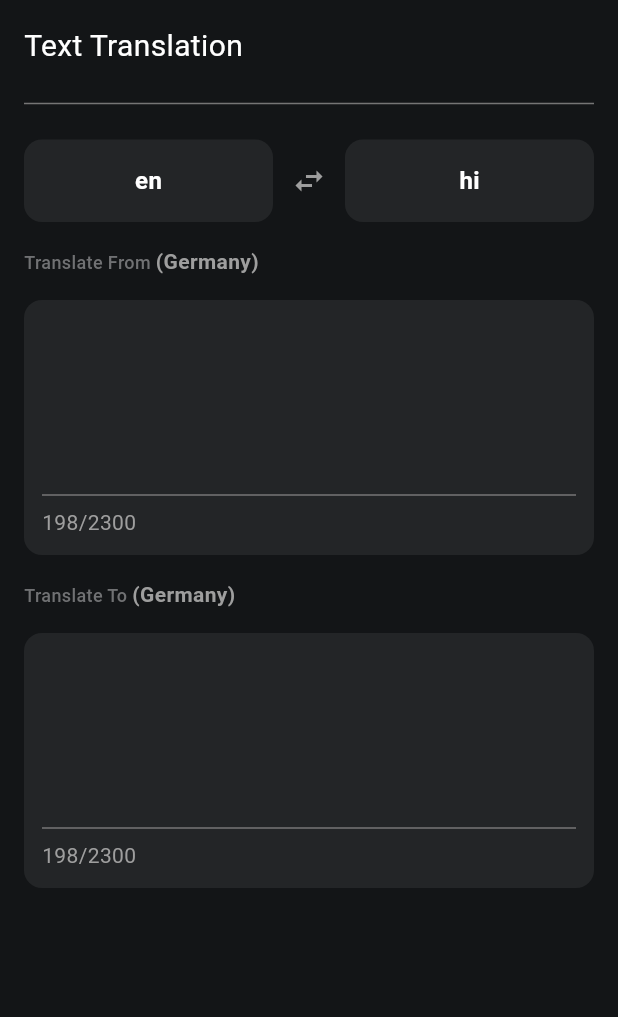
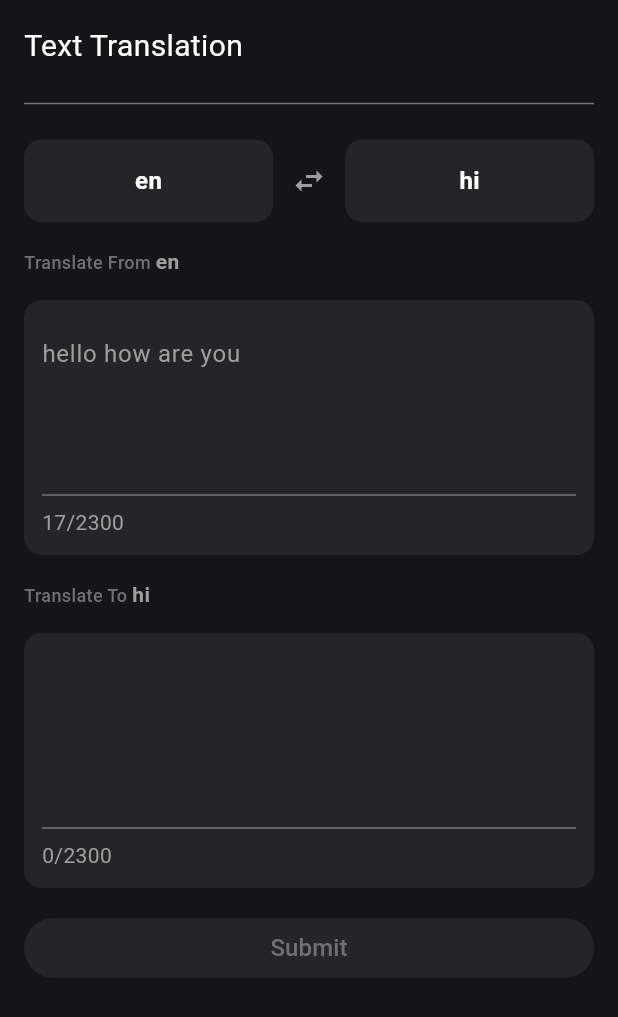
Before and after one commit to anupam92402/TGH-Technologies-Task, a Flutter app: the screen it shows after launch, on a phone screen of 412 x 824 dp. Shown: the top 1017 px of the screen. Run offline on Flutter 3.47's test engine with Material 2 defaults, Android fonts, the phone set to English and light mode, and no system bars; network calls fail.

Commit message:
implemented translate functionality and project is done

```diff
--- a/lib/provider/language_provider.dart
+++ b/lib/provider/language_provider.dart
@@ -1,3 +1,5 @@
+import 'dart:developer';
+
 import 'package:flutter/cupertino.dart';
 import 'package:tgh_technologies_task/repository/language_repository.dart';
 
@@ -9,6 +11,10 @@ class LanguageProvider extends ChangeNotifier {
   String _from = 'en';
 
   String _to = 'hi';
+
+  String _text = 'hello how are you';
+
+  String _translatedText = '';
 
   String get from => _from;
 
@@ -23,6 +29,12 @@ class LanguageProvider extends ChangeNotifier {
     _to = value;
     notifyListeners();
   }
+  String get translatedText => _translatedText;
+
+  set translatedText(value){
+    _translatedText = value;
+    notifyListeners();
+  }
 
   void getLanguagesList() async{
     list=[];
@@ -30,4 +42,18 @@ class LanguageProvider extends ChangeNotifier {
 
     notifyListeners();
   }
+
+  String get text => _text;
+
+  set text(value){
+    _text = value;
+    notifyListeners();
+  }
+
+  void translateText()async{
+
+    translatedText = await LanguageRepo().translateText(text: _text, sourceLang: from, targetLang: to);
+    log('text is $_translatedText}');
+  }
+
 }
--- a/lib/util/api.dart
+++ b/lib/util/api.dart
@@ -2,4 +2,6 @@ class Api{
   static const String baseUrl = 'https://google-translate1.p.rapidapi.com/language/translate/v2';
   static const String languageEndPoint = '/languages';
   static const String apiKey = "0be596b711msheafc35889d7806cp181bb6jsn5bcae8698a17"; // Replace with your RapidAPI key
+  static const String  translateEndPoint = 'https://translation.googleapis.com/language/translate/v2';
+
 }
--- a/lib/views/home_screen.dart
+++ b/lib/views/home_screen.dart
@@ -12,38 +12,57 @@ class HomeScreen extends StatefulWidget {
 }
 
 class _HomeScreenState extends State<HomeScreen> {
+  TextEditingController? _textController;
+  TextEditingController? _textReceivedController;
+
   @override
   void initState() {
     super.initState();
     var provider = context.read<LanguageProvider>();
     provider.getLanguagesList();
+    _textController = TextEditingController(text: provider.text);
+    _textReceivedController =
+        TextEditingController(text: provider.translatedText);
+  }
+
+  @override
+  void dispose() {
+    _textController?.dispose();
+    _textReceivedController?.dispose();
+
+    super.dispose();
   }
 
   @override
   Widget build(BuildContext context) {
+    var provider = Provider.of<LanguageProvider>(context);
+
     return SafeArea(
       child: Scaffold(
         backgroundColor: AllColors.darkGrey,
         body: ListView(
-          padding: EdgeInsets.all(16),
+          padding: const EdgeInsets.all(16),
           children: [
-            Text(
+            const Text(
               'Text Translation',
               style: TextStyle(fontSize: 20, color: AllColors.white),
             ),
-            SizedBox(
+            const SizedBox(
               height: 16,
             ),
             Divider(
               color: AllColors.dividerColor,
             ),
-            SizedBox(
+            const SizedBox(
               height: 16,
             ),
-            Row(
+            const Row(
               mainAxisAlignment: MainAxisAlignment.spaceBetween,
               children: [
-                Expanded(child: LanguageSelectionContainer(source: 'from',)),
+                Expanded(
+                    child: LanguageSelectionContainer(
+                  source: 'from',
+                )),
                 SizedBox(
                   width: 12,
                 ),
@@ -57,13 +76,13 @@ class _HomeScreenState extends State<HomeScreen> {
                 Expanded(child: LanguageSelectionContainer(source: 'to')),
               ],
             ),
-            SizedBox(
+            const SizedBox(
               height: 16,
             ),
             Text.rich(
               TextSpan(
                 children: [
-                  TextSpan(
+                  const TextSpan(
                     text: 'Translate From ',
                     style: TextStyle(
                         fontWeight: FontWeight.w500,
@@ -71,8 +90,8 @@ class _HomeScreenState extends State<HomeScreen> {
                         fontSize: 12),
                   ),
                   TextSpan(
-                    text: '(Germany)',
-                    style: TextStyle(
+                    text: provider.from,
+                    style: const TextStyle(
                         fontWeight: FontWeight.bold,
                         color: AllColors.lightGrey,
                         fontSize: 14),
@@ -80,12 +99,12 @@ class _HomeScreenState extends State<HomeScreen> {
                 ],
               ),
             ),
-            SizedBox(
+            const SizedBox(
               height: 16,
             ),
             Container(
               height: 170, // Fixed height
-              decoration: BoxDecoration(
+              decoration: const BoxDecoration(
                 color: AllColors.grey,
                 borderRadius: BorderRadius.all(Radius.circular(12)),
               ),
@@ -96,15 +115,93 @@ class _HomeScreenState extends State<HomeScreen> {
                   crossAxisAlignment: CrossAxisAlignment.start,
                   children: [
                     Container(
-                      constraints: BoxConstraints(maxHeight: 100),
+                      constraints: const BoxConstraints(maxHeight: 100),
                       child: SingleChildScrollView(
                         child: TextField(
-                          // controller: _textEditingController,
-                          maxLines: null, // Makes the text field scrollable
+                          controller: _textController,
+                          maxLines: null,
+                          // Makes the text field scrollable
                           keyboardType: TextInputType.multiline,
-                          style: TextStyle(color: Colors.grey),
+                          style: const TextStyle(color: Colors.grey),
+                          decoration: const InputDecoration(
+                            border: InputBorder.none,
+                          ),
+                          onChanged: (value) {
+                            provider.text = value;
+                          },
+                        ),
+                      ),
+                    ),
+                    Column(
+                      crossAxisAlignment: CrossAxisAlignment.start,
+                      children: [
+                        Divider(
+                          color: AllColors.dividerColor,
+                        ),
+                        Text(
+                          // '${_textEditingController.text.length}/${2300}', // Display character count
+                          '${provider.text.length}/${2300}',
+                          // Display character count
+                          style: const TextStyle(
+                            color: Colors.grey,
+                          ),
+                        ),
+                      ],
+                    ),
+                  ],
+                ),
+              ),
+            ),
+            const SizedBox(
+              height: 16,
+            ),
+            Text.rich(
+              TextSpan(
+                children: [
+                  const TextSpan(
+                    text: 'Translate To ',
+                    style: TextStyle(
+                        fontWeight: FontWeight.w500,
+                        color: AllColors.textColor,
+                        fontSize: 12),
+                  ),
+                  TextSpan(
+                    text: provider.to,
+                    style: const TextStyle(
+                        fontWeight: FontWeight.bold,
+                        color: AllColors.lightGrey,
+                        fontSize: 14),
+                  ),
+                ],
+              ),
+            ),
+            const SizedBox(
+              height: 16,
+            ),
+            Container(
+              height: 170, // Fixed height
+              decoration: const BoxDecoration(
+                color: AllColors.grey,
+                borderRadius: BorderRadius.all(Radius.circular(12)),
+              ),
+              child: Padding(
+                padding: const EdgeInsets.all(12.0),
+                child: Column(
+                  mainAxisAlignment: MainAxisAlignment.spaceBetween,
+                  crossAxisAlignment: CrossAxisAlignment.start,
+                  children: [
+                    Container(
+                      constraints: const BoxConstraints(maxHeight: 100),
+                      child: SingleChildScrollView(
+                        child: TextField(
+                          controller: _textReceivedController,
+                          maxLines: null,
+                          // Makes the text field scrollable
+                          keyboardType: TextInputType.multiline,
+                          style: const TextStyle(color: Colors.grey),
                           decoration: InputDecoration(
                             border: InputBorder.none,
+                            hintText: provider.translatedText,
                           ),
                         ),
                       ),
@@ -116,9 +213,10 @@ class _HomeScreenState extends State<HomeScreen> {
                           color: AllColors.dividerColor,
                         ),
                         Text(
-                          // '${_textEditingController.text.length}/${2300}', // Display character count
-                          '198/${2300}', // Display character count
-                          style: TextStyle(
+                          // Display character count
+                          '${provider.translatedText.length}/${2300}',
+                          // Display character count
+                          style: const TextStyle(
                             color: Colors.grey,
                           ),
                         ),
@@ -128,77 +226,21 @@ class _HomeScreenState extends State<HomeScreen> {
                 ),
               ),
             ),
-            SizedBox(
+            const SizedBox(
               height: 16,
             ),
-            Text.rich(
-              TextSpan(
-                children: [
-                  TextSpan(
-                    text: 'Translate To ',
-                    style: TextStyle(
-                        fontWeight: FontWeight.w500,
-                        color: AllColors.textColor,
-                        fontSize: 12),
-                  ),
-                  TextSpan(
-                    text: '(Germany)',
-                    style: TextStyle(
-                        fontWeight: FontWeight.bold,
-                        color: AllColors.lightGrey,
-                        fontSize: 14),
-                  ),
-                ],
-              ),
-            ),
-            SizedBox(
-              height: 16,
-            ),
-            Container(
-              height: 170, // Fixed height
-              decoration: BoxDecoration(
-                color: AllColors.grey,
-                borderRadius: BorderRadius.all(Radius.circular(12)),
-              ),
-              child: Padding(
-                padding: const EdgeInsets.all(12.0),
-                child: Column(
-                  mainAxisAlignment: MainAxisAlignment.spaceBetween,
-                  crossAxisAlignment: CrossAxisAlignment.start,
-                  children: [
-                    Container(
-                      constraints: BoxConstraints(maxHeight: 100),
-                      child: SingleChildScrollView(
-                        child: TextField(
-                          // controller: _textEditingController,
-                          maxLines: null, // Makes the text field scrollable
-                          keyboardType: TextInputType.multiline,
-                          style: TextStyle(color: Colors.grey),
-                          decoration: InputDecoration(
-                            border: InputBorder.none,
-                          ),
-                        ),
-                      ),
-                    ),
-                    Column(
-                      crossAxisAlignment: CrossAxisAlignment.start,
-                      children: [
-                        Divider(
-                          color: AllColors.dividerColor,
-                        ),
-                        Text(
-                          // '${_textEditingController.text.length}/${2300}', // Display character count
-                          '198/${2300}', // Display character count
-                          style: TextStyle(
-                            color: Colors.grey,
-                          ),
-                        ),
-                      ],
-                    ),
-                  ],
-                ),
-              ),
-            ),
+            TextButton(
+                onPressed: () => provider.translateText(),
+                style: ButtonStyle(
+                    backgroundColor:
+                        MaterialStateProperty.all(const Color(0xff232527))),
+                child: const Text(
+                  'Submit',
+                  style: TextStyle(
+                      fontWeight: FontWeight.w500,
+                      color: AllColors.textColor,
+                      fontSize: 16),
+                ))
           ],
         ),
       ),
--- a/pubspec.yaml
+++ b/pubspec.yaml
@@ -37,6 +37,7 @@ dependencies:
   cupertino_icons: ^1.0.2
   http: ^1.1.0
   provider: ^6.0.5
+
 
 dev_dependencies:
   flutter_test:
```
Also changed, not shown: lib/data/remote/api_service.dart (+49 -2 lines), lib/repository/language_repository.dart (+15 -0 lines), lib/widgets/language_selection_container.dart (+14 -14 lines).
